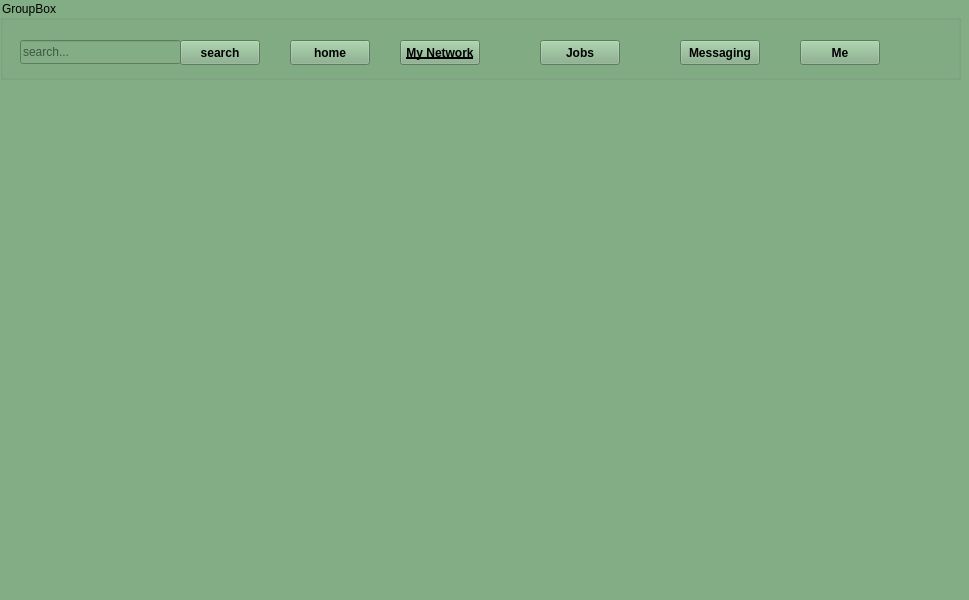
Above: my_networks_karbar.ui from white-vessel/eyd-project before the change. Below: the same form after it.
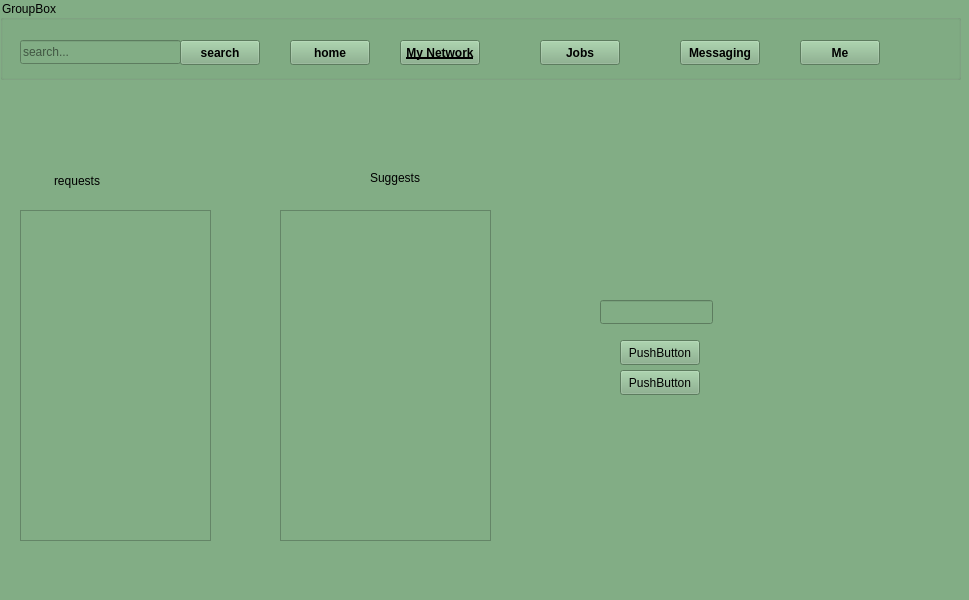
That is the form after the change.

Diff of the .ui file:
```diff
--- a/my_networks_karbar.ui
+++ b/my_networks_karbar.ui
@@ -169,6 +169,88 @@
      </property>
     </widget>
    </widget>
+   <widget class="QTableView" name="tableView">
+    <property name="geometry">
+     <rect>
+      <x>20</x>
+      <y>210</y>
+      <width>191</width>
+      <height>331</height>
+     </rect>
+    </property>
+   </widget>
+   <widget class="QLabel" name="label">
+    <property name="geometry">
+     <rect>
+      <x>54</x>
+      <y>165</y>
+      <width>101</width>
+      <height>31</height>
+     </rect>
+    </property>
+    <property name="text">
+     <string>requests</string>
+    </property>
+   </widget>
+   <widget class="QTableView" name="tableView_2">
+    <property name="geometry">
+     <rect>
+      <x>280</x>
+      <y>210</y>
+      <width>211</width>
+      <height>331</height>
+     </rect>
+    </property>
+   </widget>
+   <widget class="QLabel" name="label_2">
+    <property name="geometry">
+     <rect>
+      <x>370</x>
+      <y>170</y>
+      <width>55</width>
+      <height>16</height>
+     </rect>
+    </property>
+    <property name="text">
+     <string>Suggests</string>
+    </property>
+   </widget>
+   <widget class="QLineEdit" name="lineEdit_2">
+    <property name="geometry">
+     <rect>
+      <x>600</x>
+      <y>300</y>
+      <width>113</width>
+      <height>24</height>
+     </rect>
+    </property>
+   </widget>
+   <widget class="QPushButton" name="pushButton_6">
+    <property name="geometry">
+     <rect>
+      <x>620</x>
+      <y>340</y>
+      <width>80</width>
+      <height>25</height>
+     </rect>
+    </property>
+    <property name="text">
+     <string>PushButton</string>
+    </property>
+   </widget>
+   <widget class="QPushButton" name="pushButton_7">
+    <property name="geometry">
+     <rect>
+      <x>620</x>
+      <y>370</y>
+      <width>80</width>
+      <height>25</height>
+     </rect>
+    </property>
+    <property name="text">
+     <string>PushButton</string>
+    </property>
+   </widget>
   </widget>
   <widget class="QMenuBar" name="menubar">
    <property name="geometry">
```
